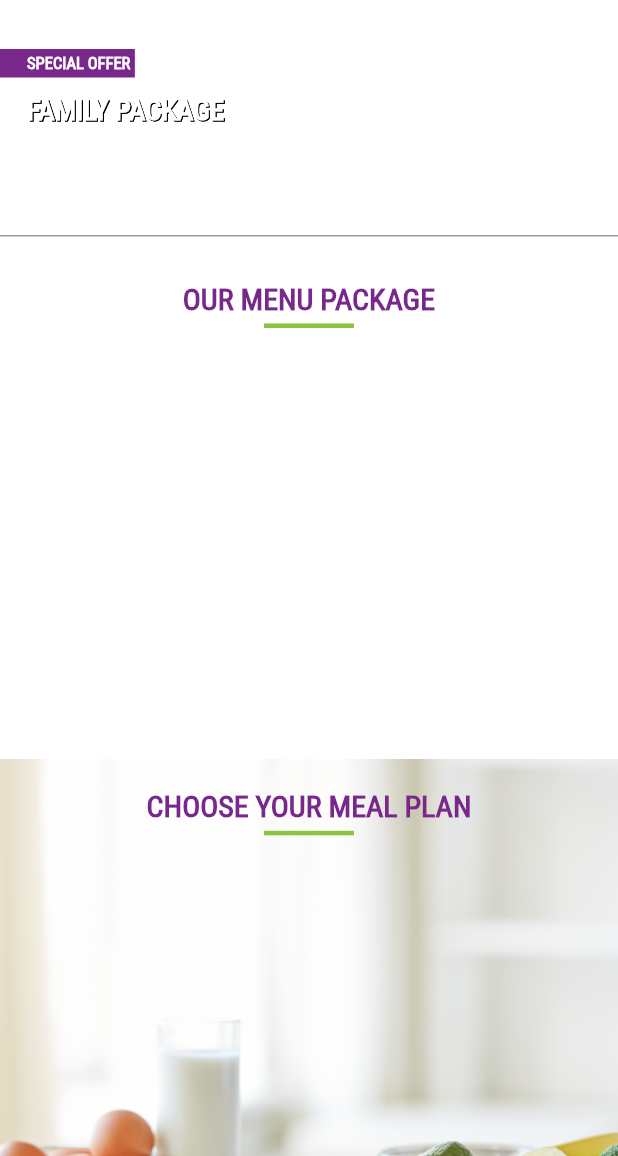
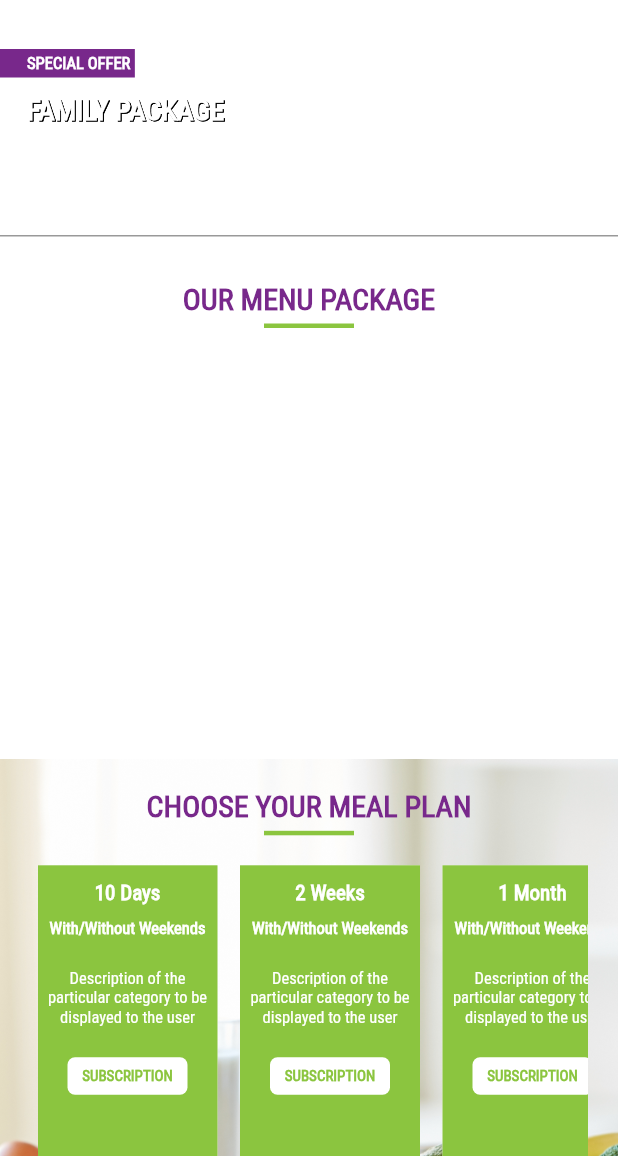
Before and after one commit to CyberWake/diet-delight, a Flutter app: the HomePage screen opened directly, on a phone screen of 412 x 824 dp, the part 80-1236 px from its top. Run offline on Flutter 3.47's test engine with Material 2 defaults, Android fonts, the phone set to English and light mode, and no system bars; our stand-ins replace bubble, cached_network_image, date_format, email_validator, firebase_auth, firebase_core and 4 more; missing offline and left inert: flutter_dropdown, flutter_open_whatsapp, flutter_rounded_date_picker, oauth2; accounts and stored records are empty; network calls fail.

Commit message:
Categorising list of meal plans with same duration and week days sellection

```diff
--- a/lib/Models/mealModel.dart
+++ b/lib/Models/mealModel.dart
@@ -6,6 +6,7 @@ class MealModel {
   int duration;
   int menuId;
   String subtitle;
+  int type;
   String picture;
   String price;
   String salePrice;
@@ -17,9 +18,11 @@ class MealModel {
       this.salePrice,
       this.details,
       this.duration,
+      this.type,
       this.menuId,
       this.picture,
-      this.price,this.status});
+      this.price,
+      this.status});
 
   factory MealModel.fromMap(Map item) {
     return MealModel(
@@ -32,8 +35,8 @@ class MealModel {
         menuId: item['menu_id'],
         price: item['price'],
         salePrice: item['sale_price'],
-      status: item['status'],
-    );
+        status: item['status'],
+        type: item['type']);
   }
   show() {
     print('id: $id');
@@ -46,5 +49,6 @@ class MealModel {
     print('menuId: $menuId');
     print('price: $price');
     print('salePrice: $salePrice');
+    print('type: $type');
   }
 }
--- a/lib/Screens/Drawer Screens/dashboardOnGoingOrders.dart
+++ b/lib/Screens/Drawer Screens/dashboardOnGoingOrders.dart
@@ -193,7 +193,10 @@ class _DashBoardOngoingOrdersState extends State<DashBoardOngoingOrders> {
                             padding:
                                 const EdgeInsets.symmetric(horizontal: 10.0),
                             child: Text(
-                              "${orders[index].mealPlanDuration} day meal plan • without weekends",
+                              "${orders[index].mealPlanDuration} day meal plan • " +
+                                  (plans[index].type == 0
+                                      ? "With Weekends"
+                                      : "Without Weekends"),
                               style: TextStyle(
                                   color: firstVisit ? Colors.black : white),
                             ),
--- a/lib/Screens/Drawer Screens/homePage.dart
+++ b/lib/Screens/Drawer Screens/homePage.dart
@@ -29,16 +29,6 @@ class _HomeScreenState extends State<HomeScreen> {
     menus = await _apiCall.getMenuPackages();
   }
 
-  getMenu(int mealPlanIndex) {
-    MenuModel menu;
-    menus.forEach((eachMenu) {
-      if (eachMenu.id == mealPackages[mealPlanIndex].menuId) {
-        menu = eachMenu;
-      }
-    });
-    return menu;
-  }
-
   @override
   void initState() {
     super.initState();
@@ -47,6 +37,23 @@ class _HomeScreenState extends State<HomeScreen> {
         isLoaded = true;
       });
     });
+  }
+
+  getDurationTitle(int days) {
+    switch (days) {
+      case 10:
+        return '10 Days';
+        break;
+      case 15:
+        return '2 Weeks';
+        break;
+      case 30:
+        return '1 Month';
+        break;
+      case 60:
+        return '2 Month';
+        break;
+    }
   }
 
   Widget menuItemCard(int pos) {
@@ -169,15 +176,12 @@ class _HomeScreenState extends State<HomeScreen> {
         child: InkWell(
           splashColor: defaultGreen.withAlpha(30),
           onTap: () {
-            MenuModel pass = getMenu(pos);
-            if (pass != null) {
-              Navigator.push(
-                  context,
-                  CupertinoPageRoute(
-                      builder: (context) => MealPlanPage(
-                          menu: pass, mealPlan: mealPackages[pos])));
-              print('success getting meal details page');
-            }
+            Navigator.push(
+                context,
+                CupertinoPageRoute(
+                    builder: (context) =>
+                        MealPlanPage(menus: menus, mealPlans: mealPackages)));
+            print('success getting meal details page');
           },
           child: Container(
             color: defaultGreen,
@@ -189,7 +193,13 @@ class _HomeScreenState extends State<HomeScreen> {
                 Padding(
                     padding: EdgeInsets.only(top: 10.0, bottom: 10.0),
                     child: Text(
-                      mealPackages[pos].duration.toString() + ' days',
+                      getDurationTitle((pos == 0
+                          ? 10
+                          : pos == 1
+                              ? 15
+                              : pos == 2
+                                  ? 30
+                                  : 60)),
                       style: TextStyle(
                         fontFamily: 'RobotoCondensedReg',
                         fontSize: 14,
@@ -200,7 +210,7 @@ class _HomeScreenState extends State<HomeScreen> {
                 Padding(
                   padding: EdgeInsets.only(bottom: 10.0),
                   child: Text(
-                    mealPackages[pos].name,
+                    'With/Without Weekends',
                     textAlign: TextAlign.center,
                     style: TextStyle(
                       fontFamily: 'RobotoCondensedReg',
@@ -213,7 +223,7 @@ class _HomeScreenState extends State<HomeScreen> {
                 Padding(
                   padding: EdgeInsets.only(top: 10.0),
                   child: Text(
-                    mealPackages[pos].subtitle,
+                    'Description of the particular category to be displayed to the user',
                     textAlign: TextAlign.center,
                     style: TextStyle(
                       fontFamily: 'RobotoCondensedReg',
@@ -512,7 +522,7 @@ class _HomeScreenState extends State<HomeScreen> {
                         child: Container(
                           height: 0.48 * devWidth,
                           child: ListView.builder(
-                              itemCount: mealPackages.length,
+                              itemCount: 4,
                               scrollDirection: Axis.horizontal,
                               itemBuilder: (BuildContext context, int index) {
                                 return mealPlanCategoryCard(index);
--- a/lib/landingPage.dart
+++ b/lib/landingPage.dart
@@ -21,10 +21,10 @@ class HomePage extends StatefulWidget {
   _HomePageState createState() => new _HomePageState();
 }
 
-class _HomePageState extends State<HomePage>
-    with SingleTickerProviderStateMixin {
+class _HomePageState extends State<HomePage> with TickerProviderStateMixin {
   final GlobalKey<ScaffoldState> _scaffoldKey = GlobalKey<ScaffoldState>();
-  TabController _pageController;
+  TabController _pageController1;
+  TabController _pageController2;
   int page = 0;
   String _platformVersion = 'Unknown';
   List<String> drawerItems = [
@@ -39,7 +39,7 @@ class _HomePageState extends State<HomePage>
   List<List<String>> tabItemsTitle = [
     ['', ''],
     ['User Info', 'Ongoing Meal Plans'],
-    ['', ''],
+    ['Transactions', 'FAQ', 'Privacy Policy'],
     ['Consultation Orders', 'Meal Plan Orders'],
   ];
 
@@ -66,7 +66,8 @@ class _HomePageState extends State<HomePage>
   @override
   void initState() {
     super.initState();
-    _pageController = TabController(length: 2, vsync: this);
+    _pageController1 = TabController(length: 2, vsync: this);
+    _pageController2 = TabController(length: 3, vsync: this);
     initPlatformState();
   }
 
@@ -150,9 +151,9 @@ class _HomePageState extends State<HomePage>
                   ),
                 ]
               : [],
-          bottom: page == 1 || page == 3
+          bottom: page == 1 || page == 3 || page == 2
               ? TabBar(
-                  controller: _pageController,
+                  controller: page == 2 ? _pageController2 : _pageController1,
                   isScrollable: true,
                   onTap: (index) async {},
                   labelStyle: selectedTab.copyWith(
@@ -212,14 +213,25 @@ class _HomePageState extends State<HomePage>
           index: page,
           children: [
             HomeScreen(),
-            TabBarView(controller: _pageController, children: [
+            TabBarView(controller: _pageController1, children: [
               DashBoardUserInfoPage(),
               DashBoardOngoingOrders(),
             ]),
-            Container(
-              color: Colors.blueGrey,
+            TabBarView(
+              controller: _pageController2,
+              children: [
+                Container(
+                  color: Colors.blueGrey,
+                ),
+                Container(
+                  color: Colors.white,
+                ),
+                Container(
+                  color: Colors.yellow,
+                ),
+              ],
             ),
-            TabBarView(controller: _pageController, children: [
+            TabBarView(controller: _pageController1, children: [
               ConsultationOrderHistoryPage(),
               MealPlanOrderHistoryPage()
             ]),
```
Also changed, not shown: lib/Screens/MealPlans/mealPlanSelectionScreen.dart (+117 -102 lines), lib/Screens/MealPlans/mealSubscriptionPage.dart (+47 -21 lines), lib/Screens/MealPlans/prePaymentMealPlan.dart (+4 -33 lines).
